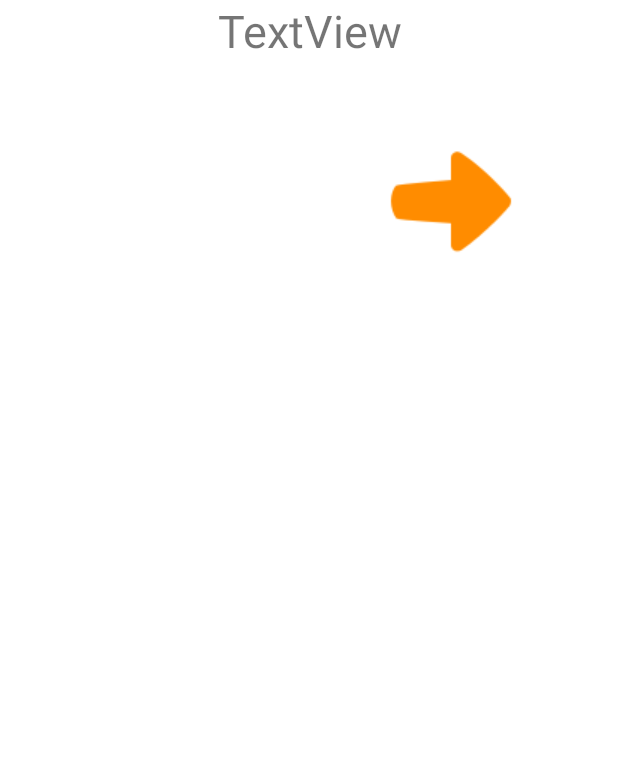
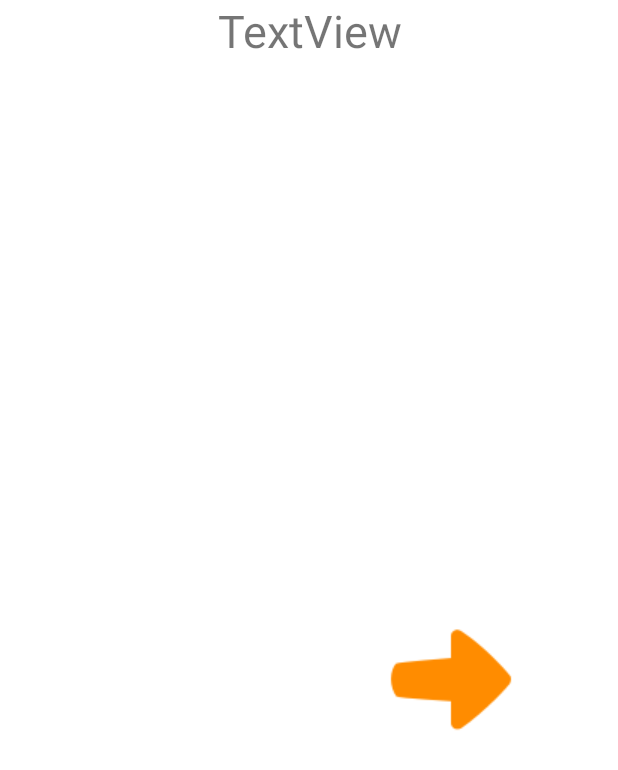
Before and after one commit to ramlok1/MyApplication, an Android app: the layout fragment_child.xml on its own in the app's theme, with its tools: preview values and no code run, on a phone screen of 412 x 824 dp. Shown: the top 770 px of the screen. Run offline under Robolectric (Android 15) with nearby library versions, the phone set to English and light mode, and no system bars.

Commit message:
cambios ws sincro

```diff
--- a/app/src/main/java/com/example/mobilesdblack/ejemplo2/ListAdapter_Cupones.java
+++ b/app/src/main/java/com/example/mobilesdblack/ejemplo2/ListAdapter_Cupones.java
@@ -244,8 +244,8 @@ public class ListAdapter_Cupones extends ArrayAdapter<Entity_CuponesHoja> {
 
             SQLiteDatabase bd = admin.getWritableDatabase();
 
-            Cursor h = bd.rawQuery("select hentrada,hsalida from cupones where numCupon="+p.getProperty(1).toString(), null);
-;
+            Cursor h = bd.rawQuery("select hentrada,hsalida from cupones where numCupon='"+p.getProperty(1).toString()+"'", null);
+
 
 
 
--- a/app/src/main/res/layout/fragment_child.xml
+++ b/app/src/main/res/layout/fragment_child.xml
@@ -17,16 +17,23 @@
             android:textAlignment="center"
             android:textSize="30sp" />
 
+        <ScrollView
+            android:id="@+id/scroll"
+            android:layout_width="match_parent"
+            android:layout_height="350dp"
+            android:layout_below="@+id/textViewChild">
+
             <LinearLayout
                 android:id="@+id/lay_v_child"
                 android:layout_width="match_parent"
                 android:layout_height="wrap_content"
                 android:layout_alignParentLeft="true"
                 android:layout_alignParentStart="true"
-            android:layout_below="@+id/textViewChild"
+
                 android:orientation="vertical">
 
             </LinearLayout>
+        </ScrollView>
 
         <Button
             android:id="@+id/btn_nextc"
@@ -34,10 +41,10 @@
             android:layout_height="wrap_content"
             android:layout_alignParentEnd="true"
             android:layout_alignParentRight="true"
-            android:layout_below="@+id/lay_v_child"
+            android:layout_below="@+id/scroll"
             android:layout_marginEnd="59dp"
             android:layout_marginRight="59dp"
-            android:layout_marginTop="41dp"
+            android:layout_marginTop="10dp"
             android:background="@drawable/right" />
 
     </RelativeLayout>
```
Also changed, not shown: app/src/main/java/com/example/mobilesdblack/ejemplo2/Operacion.java (+37 -34 lines). Lines whose indentation alone changed are shown as unchanged.
